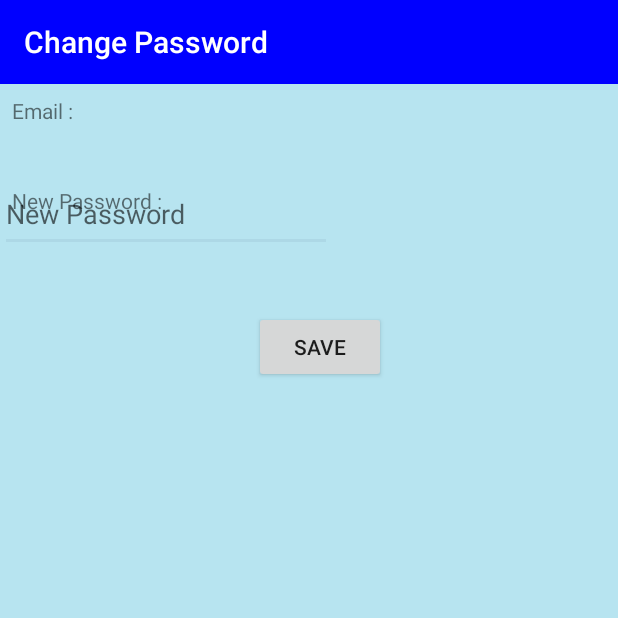
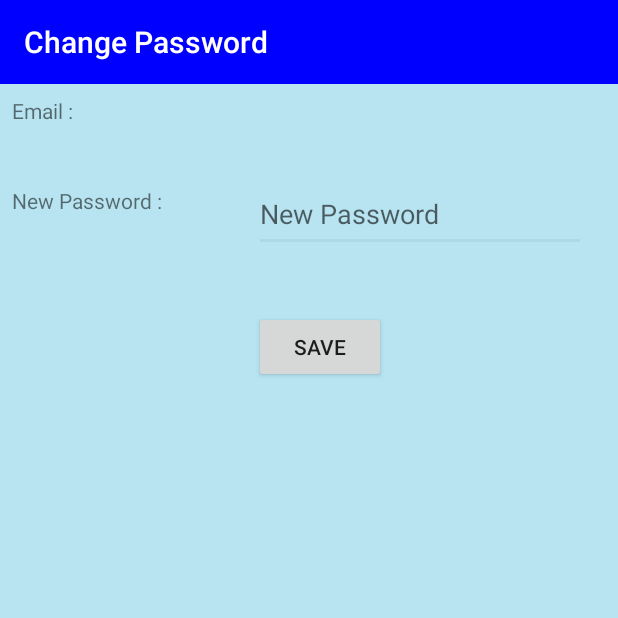
Before and after one commit to kacper97/EmergencyEscaper, an Android app: the ChangePassword screen opened directly, with no data from a screen before it, on a phone screen of 412 x 824 dp, the top half of it. Run offline under Robolectric (Android 15) with nearby library versions, the phone set to English and light mode, and no system bars; our stand-ins replace Firebase (no records; nobody signed in at launch, a user with empty details on screens opened directly).

Commit message:
Adding poster

```diff
--- a/app/src/main/res/layout/activity_changepassword.xml
+++ b/app/src/main/res/layout/activity_changepassword.xml
@@ -15,8 +15,7 @@
             android:id="@+id/settings_email3"
             android:layout_marginStart="8dp" android:layout_marginTop="16dp"
             app:layout_constraintTop_toBottomOf="@+id/settings_email2"
-            app:layout_constraintEnd_toStartOf="@+id/settings_password" android:layout_marginEnd="8dp"
-            app:layout_constraintHorizontal_bias="0.0"/>
+    />
     <TextView
             android:text="@string/email"
             android:layout_width="139dp"
@@ -71,6 +70,8 @@
             android:ems="10"
             android:id="@+id/settings_password"
             android:hint="@string/hint_passwordNew"
-            android:inputType="text" tools:layout_editor_absoluteX="155dp" android:layout_marginTop="8dp"
-            app:layout_constraintTop_toBottomOf="@+id/settings_email"/>
+            android:inputType="text" android:layout_marginTop="8dp"
+            app:layout_constraintTop_toBottomOf="@+id/settings_email" app:layout_constraintEnd_toEndOf="parent"
+            android:layout_marginEnd="8dp" app:layout_constraintStart_toEndOf="@+id/settings_email3"
+            android:layout_marginStart="8dp"/>
 </androidx.constraintlayout.widget.ConstraintLayout>
```
Also changed, not shown: 1 other file.
